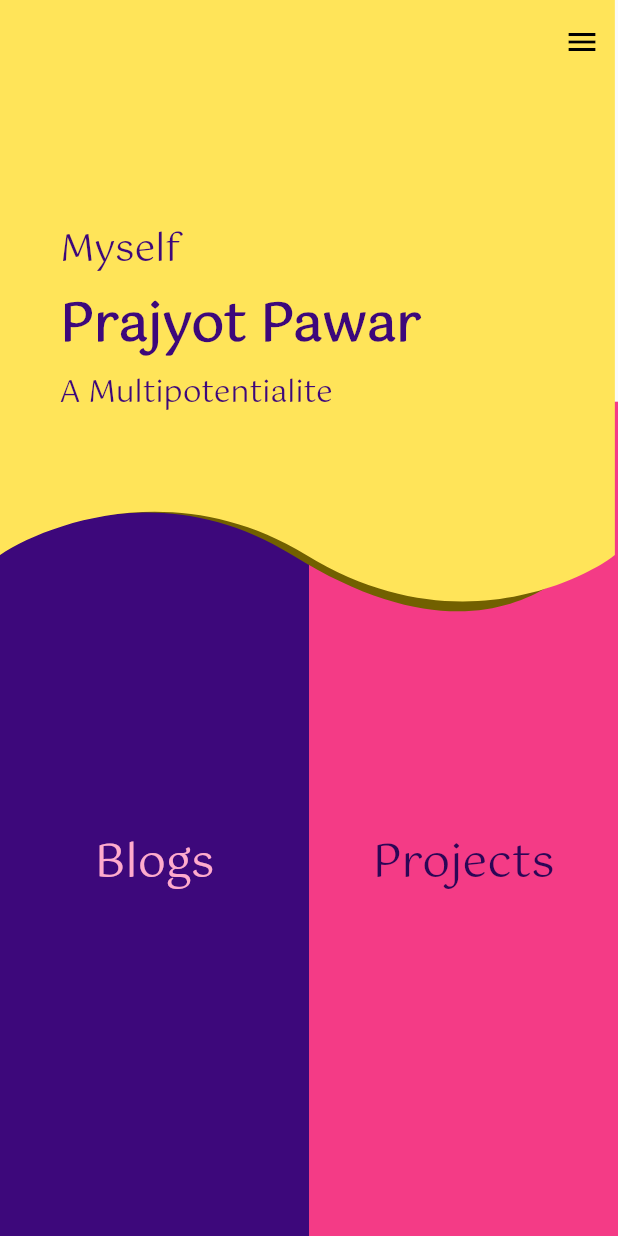
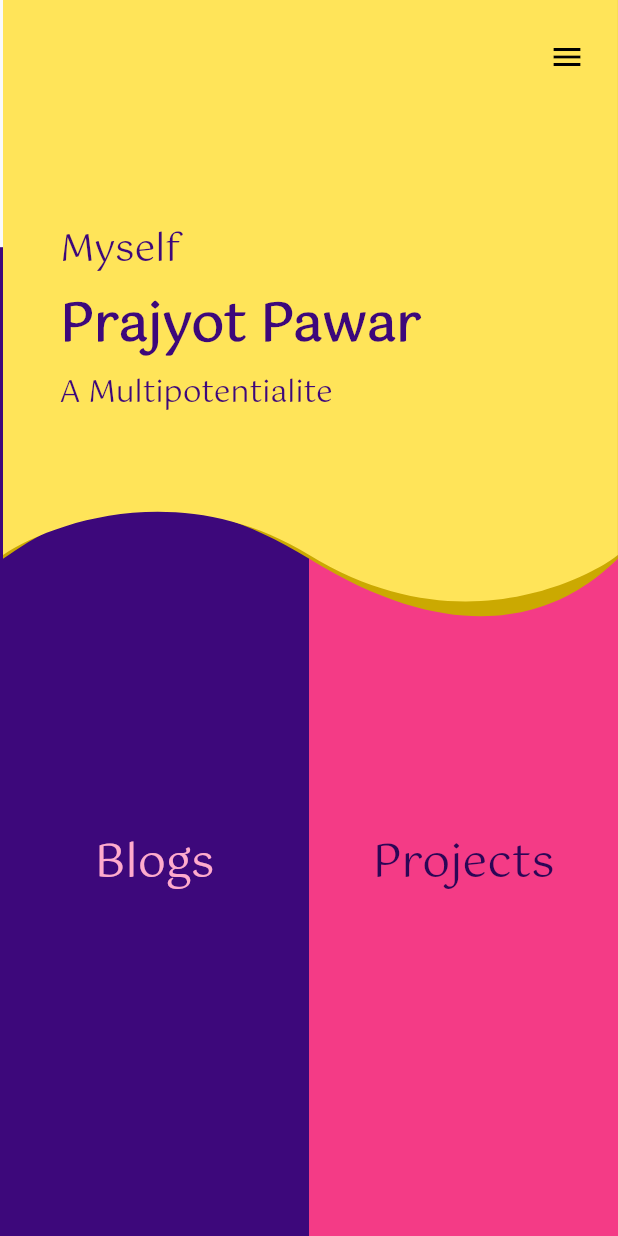
Before and after one commit to prajyot-pawar/day_routine, a Flutter app: the screen it shows after launch, on a phone screen of 412 x 824 dp. Run offline on Flutter 3.47's test engine with Material 2 defaults, Android fonts, the light colour scheme and no system bars.

Commit message:
second commit

```diff
--- a/lib/pages/home_page.dart
+++ b/lib/pages/home_page.dart
@@ -1,9 +1,9 @@
 import 'package:flutter/material.dart';
-import 'package:portfolio/pages/blog_screen.dart';
-import 'package:portfolio/pages/project_screen.dart';
-import 'package:portfolio/pages/tagpage.dart';
-import 'package:portfolio/widgets/animatedMenu.dart';
-import 'package:portfolio/widgets/clip_shadow_path.dart';
+import '../pages/blog_screen.dart';
+import '../pages/project_screen.dart';
+import '../pages/tagpage.dart';
+import '../widgets/animatedMenu.dart';
+import '../widgets/clip_shadow_path.dart';
 
 import '../services/dart/customClipper.dart';
 
@@ -86,42 +86,34 @@ class HomePage extends StatelessWidget {
           ),
           Positioned(
             top: 0,
-            left: 0,
+            left: 2,
             child:
             Container(
+                width: screenWidth,
+                height: screenHeight,
                 child: Stack(
                   children: [
-                    Positioned(
-                      child: ClipPath(
-                      // shadow: Shadow(
-                      //     color: Colors.black38,
-                      //     offset: Offset(4, 4),
-                      //     blurRadius: 10
-                      // ),
+                    ClipPath(
                       clipper: ShadowClipper(),
                       child: Container(
                         height: screenHeight,
-                        color: Color(0xFF726000),
+                        color: Color(0xFFCBA901),
                       ),
                     ),
-                    ),
-
                     ClipPath(
                       // shadow: Shadow(
                       //     color: Colors.black38,
                       //     offset: Offset(4, 4),
                       //     blurRadius: 10
                       // ),
-                     clipper: BigClipper(),
+                      clipper: BigClipper(),
                       child: Container(
                         height: screenHeight,
                         color: Color( 0xFFFFE459 ),
                       ),
-                  ),
+                    ),
                   ],
-                ),
-                width: screenWidth,
-                height: screenHeight
+                )
             ),
           ),
           Positioned(
@@ -148,8 +140,8 @@ class HomePage extends StatelessWidget {
               ),
           ),
           Positioned(
-              top: 0,
-              left: 0,
+              top: 10,
+              left: -10,
               width: screenWidth,
               height: screenHeight,
               child:
--- a/lib/pages/items.dart
+++ b/lib/pages/items.dart
@@ -1,5 +1,5 @@
 
-import 'package:portfolio/pages/project_screen.dart';
+import '../pages/project_screen.dart';
 
 final List<FeedItem> items = [
   FeedItem(
--- a/lib/pages/project_every_escreen.dart
+++ b/lib/pages/project_every_escreen.dart
@@ -1,5 +1,5 @@
 import 'package:flutter/material.dart';
-import 'package:portfolio/pages/items.dart';
+import '../pages/items.dart';
 import '../widgets/animatedMenu.dart';
 
 class EveryProject extends StatelessWidget {
--- a/lib/pages/project_screen.dart
+++ b/lib/pages/project_screen.dart
@@ -1,8 +1,8 @@
 import 'package:flutter/cupertino.dart';
 import 'package:flutter/material.dart';
-import 'package:portfolio/pages/items.dart';
+import '../pages/items.dart';
 import 'package:portfolio/pages/project_every_escreen.dart';
-import 'package:portfolio/widgets/animatedMenu.dart';
+import '../widgets/animatedMenu.dart';
 
 class ProjectScreen extends StatelessWidget {
   ProjectScreen({Key? key}) : super(key: key);
--- a/lib/pages/tagpage.dart
+++ b/lib/pages/tagpage.dart
@@ -1,5 +1,5 @@
 import 'package:flutter/material.dart';
-import 'package:portfolio/widgets/flutter_tag_view.dart';
+import '../widgets/flutter_tag_view.dart';
 
 class TagScreen extends StatefulWidget {
 
--- a/lib/services/dart/customClipper.dart
+++ b/lib/services/dart/customClipper.dart
@@ -24,18 +24,17 @@ class ShadowClipper extends CustomClipper<Path>{
   @override
   Path getClip(Size size) {
     Path path = Path();
-    final double _xScaling = size.width / 414;
-    final double _yScaling = size.height / 896;
+    final double _xScaling = size.width / 395;
+    final double _yScaling = size.height / 890;
     path.lineTo(195.743 * _xScaling,402.332 * _yScaling);
-    path.cubicTo(113.364 * _xScaling,346.777 * _yScaling,31.2786 * _xScaling,378.665 * _yScaling,0 * _xScaling,402.332 * _yScaling,);
+    path.cubicTo(91.5 * _xScaling,329.705 * _yScaling,31.2786 * _xScaling,378.665 * _yScaling,0 * _xScaling,402.332 * _yScaling,);
     path.cubicTo(0 * _xScaling,402.332 * _yScaling,0 * _xScaling,0 * _yScaling,0 * _xScaling,0 * _yScaling,);
     path.cubicTo(0 * _xScaling,0 * _yScaling,393 * _xScaling,0 * _yScaling,393 * _xScaling,0 * _yScaling,);
     path.cubicTo(393 * _xScaling,0 * _yScaling,393 * _xScaling,402.332 * _yScaling,393 * _xScaling,402.332 * _yScaling,);
-    path.cubicTo(383.919 * _xScaling,411.396 * _yScaling,325 * _xScaling,489.5 * _yScaling,195.743 * _xScaling,402.332 * _yScaling,);
+    path.cubicTo(377.5 * _xScaling,418.5 * _yScaling,317 * _xScaling,486.813 * _yScaling,195.743 * _xScaling,402.332 * _yScaling,);
     path.cubicTo(195.743 * _xScaling,402.332 * _yScaling,195.743 * _xScaling,402.332 * _yScaling,195.743 * _xScaling,402.332 * _yScaling,);
     return path;
   }
-
   @override
   bool shouldReclip(CustomClipper<Path> oldClipper) => true;
 }
```
Also changed, not shown: lib/main.dart (line endings or trailing spaces).
